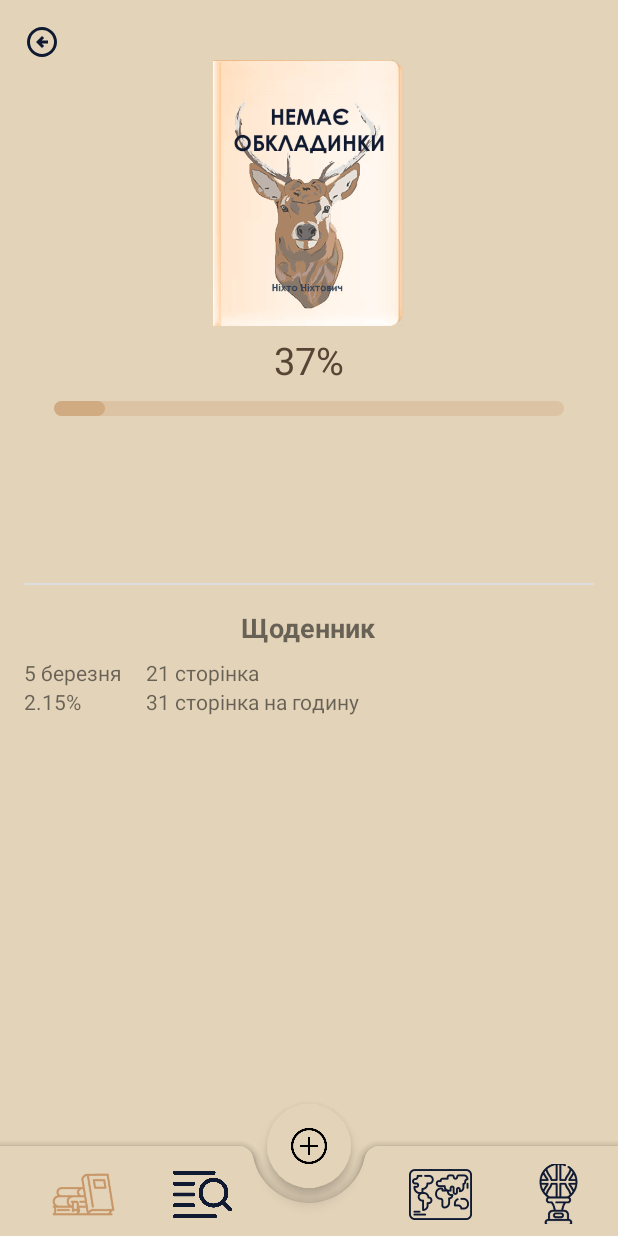
After one commit to DakotaOlha/BookVoyager, an Android app: the fragment BookTimerFragment placed in its activity, on a phone screen of 412 x 824 dp. The commit adds this screen. Run offline under Robolectric (Android 15) with nearby library versions, the phone set to English and light mode, and no system bars; our stand-ins replace Firebase (no records; nobody signed in at launch, a user with empty details on screens opened directly), Picasso; pictures from the network do not load.

Commit message:
Add book timer fragment and simple design

```diff
--- a/app/src/main/java/com/example/bookvoyager/BookAdapter.java
+++ b/app/src/main/java/com/example/bookvoyager/BookAdapter.java
@@ -11,6 +11,7 @@ import android.widget.TextView;
 import android.widget.Toast;
 
 import androidx.annotation.NonNull;
+import androidx.fragment.app.FragmentManager;
 import androidx.recyclerview.widget.RecyclerView;
 
 import com.squareup.picasso.Picasso;
@@ -20,7 +21,7 @@ import java.util.List;
 public class BookAdapter extends RecyclerView.Adapter<BookAdapter.BookViewHolder> {
 
     private List<Book> books;
-    private Context context;
+    private FragmentManager fragmentManager;
 
     public interface OnBookMenuClickListener {
         void onBookMenuClick(Book book, View anchorView);
@@ -28,12 +29,22 @@ public class BookAdapter extends RecyclerView.Adapter<BookAdapter.BookViewHolder
 
     private OnBookMenuClickListener menuClickListener;
 
+    public interface OnBookClickListener {
+        void onBookClick(Book book);
+    }
+    private OnBookClickListener bookClickListener;
+
+    public void setOnBookClickListener(OnBookClickListener listener) {
+        this.bookClickListener = listener;
+    }
+
     public void setOnBookMenuClickListener(OnBookMenuClickListener listener) {
         this.menuClickListener = listener;
     }
 
-    public BookAdapter(List<Book> books) {
+    public BookAdapter(List<Book> books, FragmentManager fragmentManager) {
         this.books = books;
+        this.fragmentManager = fragmentManager;
     }
 
     public void FilterList(List<Book> filteredList){
@@ -93,6 +104,19 @@ public class BookAdapter extends RecyclerView.Adapter<BookAdapter.BookViewHolder
                 menuClickListener.onBookMenuClick(book, holder.bookMenu);
             }
         });
+
+        holder.bookCover.setOnClickListener(v -> {
+            BookTimerFragment fragment = BookTimerFragment.newInstance(
+                    book.getTitle(),
+                    "37%",
+                    "Записилось 19 годин! 48 хвилин"
+            );
+
+            fragmentManager.beginTransaction()
+                    .replace(R.id.frame_layout, fragment)
+                    .addToBackStack(null)
+                    .commit();
+        });
     }
 
     @Override
--- /dev/null
+++ b/app/src/main/java/com/example/bookvoyager/BookTimerFragment.java
@@ -0,0 +1,47 @@
+package com.example.bookvoyager;
+
+import android.os.Bundle;
+import android.view.LayoutInflater;
+import android.view.View;
+import android.view.ViewGroup;
+import android.widget.TextView;
+
+import androidx.annotation.NonNull;
+import androidx.annotation.Nullable;
+import androidx.fragment.app.Fragment;
+
+public class BookTimerFragment extends Fragment {
+
+    private static final String ARG_TITLE = "title";
+    private static final String ARG_PROGRESS = "progress";
+    private static final String ARG_TIME_LOGGED = "time_logged";
+
+    public static BookTimerFragment newInstance(String title, String progress, String timeLogged) {
+        BookTimerFragment fragment = new BookTimerFragment();
+        Bundle args = new Bundle();
+        args.putString(ARG_TITLE, title);
+        args.putString(ARG_PROGRESS, progress);
+        args.putString(ARG_TIME_LOGGED, timeLogged);
+        fragment.setArguments(args);
+        return fragment;
+    }
+
+    @Nullable
+    @Override
+    public View onCreateView(@NonNull LayoutInflater inflater, @Nullable ViewGroup container,
+                             @Nullable Bundle savedInstanceState) {
+        View view = inflater.inflate(R.layout.fragment_book_timer, container, false);
+
+        TextView tvTitle = view.findViewById(R.id.tvBookTitle);
+        TextView tvProgress = view.findViewById(R.id.tvBookProgress);
+        TextView tvTimeLogged = view.findViewById(R.id.tvTimeLogged);
+
+        if (getArguments() != null) {
+            tvTitle.setText(getArguments().getString(ARG_TITLE));
+            tvProgress.setText(getArguments().getString(ARG_PROGRESS));
+            tvTimeLogged.setText(getArguments().getString(ARG_TIME_LOGGED));
+        }
+
+        return view;
+    }
+}
--- a/app/src/main/java/com/example/bookvoyager/MyBooksFragment.java
+++ b/app/src/main/java/com/example/bookvoyager/MyBooksFragment.java
@@ -78,7 +78,7 @@ public class MyBooksFragment extends Fragment {
     private void setupRecyclerView(View view) {
         recyclerView = view.findViewById(R.id.bookRecyclerView);
         recyclerView.setLayoutManager(new GridLayoutManager(getActivity(), 2));
-        bookAdapter = new BookAdapter(books);
+        bookAdapter = new BookAdapter(books, getParentFragmentManager());
         recyclerView.setAdapter(bookAdapter);
     }
 
@@ -108,22 +108,6 @@ public class MyBooksFragment extends Fragment {
                 return false;
             });
             popup.show();
-        });
-    }
-
-    private void clickOnBookCover() {
-        bookAdapter.setOnBookClickListener(book -> {
-            ReadingFragment fragment = ReadingFragment.newInstance(
-                    book.getTitle(),
-                    book.getAuthor(),
-                    book.getDescription()
-            );
-
-            requireActivity().getSupportFragmentManager()
-                    .beginTransaction()
-                    .replace(R.id.fragment_container, fragment)
-                    .addToBackStack(null)
-                    .commit();
         });
     }
 
--- a/app/src/main/java/com/example/bookvoyager/ReadingFragment.java
+++ b/app/src/main/java/com/example/bookvoyager/ReadingFragment.java
@@ -39,7 +39,7 @@ public class ReadingFragment extends Fragment {
         if (getArguments() != null) {
             titleView.setText(getArguments().getString(ARG_TITLE));
             authorView.setText(getArguments().getString(ARG_AUTHOR));
-            contentView.setText(getArguments().getString(ARG_DESCRIPTION)); // Поки що замість контенту – опис
+            contentView.setText(getArguments().getString(ARG_DESCRIPTION));
         }
 
         return view;
--- /dev/null
+++ b/app/src/main/res/drawable/progress_bar_reading.xml
@@ -0,0 +1,18 @@
+<?xml version="1.0" encoding="utf-8"?>
+<layer-list xmlns:android="http://schemas.android.com/apk/res/android">
+    <item android:id="@android:id/background">
+        <shape android:shape="rectangle">
+            <solid android:color="#DCC3A3" /> <!-- Колір фону -->
+            <corners android:radius="10dp" />
+        </shape>
+    </item>
+
+    <item android:id="@android:id/progress">
+        <scale android:scaleWidth="100%">
+            <shape android:shape="rectangle">
+                <solid android:color="#90C89768"/> <!-- Колір заповнення -->
+                <corners android:radius="10dp" />
+            </shape>
+        </scale>
+    </item>
+</layer-list>
--- /dev/null
+++ b/app/src/main/res/layout/fragment_book_timer.xml
@@ -0,0 +1,113 @@
+<?xml version="1.0" encoding="utf-8"?>
+<LinearLayout xmlns:android="http://schemas.android.com/apk/res/android"
+    xmlns:app="http://schemas.android.com/apk/res-auto"
+    android:layout_width="match_parent"
+    android:layout_height="match_parent"
+    android:orientation="vertical"
+    android:padding="16dp"
+    android:background="@color/Background"
+    android:gravity="center_horizontal">
+
+    <ImageButton
+        android:id="@+id/button_back"
+        android:layout_width="wrap_content"
+        android:layout_height="wrap_content"
+        android:background="?attr/selectableItemBackgroundBorderless"
+        android:contentDescription="Back"
+        android:src="@drawable/arrow_circle_left"
+        android:layout_gravity="start"
+        />
+
+    <ImageView
+        android:id="@+id/imageView5"
+        android:layout_width="130dp"
+        android:layout_height="177dp"
+        android:src="@drawable/none_cover" />
+
+    <TextView
+        android:id="@+id/textView2"
+        android:layout_width="wrap_content"
+        android:layout_height="wrap_content"
+        android:text="37%"
+        android:textSize="25dp"
+        android:textColor="@color/BlackBrown"
+        android:layout_marginTop="5dp"/>
+
+    <ProgressBar
+        android:id="@+id/xpProgressBa"
+        style="?android:attr/progressBarStyleHorizontal"
+        android:layout_width="match_parent"
+        android:layout_marginStart="20dp"
+        android:layout_marginEnd="20dp"
+        android:layout_height="10dp"
+        android:layout_marginTop="10dp"
+        android:max="100"
+        android:progress="10"
+        android:progressDrawable="@drawable/progress_bar_reading"
+        />
+
+    <TextView
+        android:id="@+id/tvBookTitle"
+        android:layout_width="wrap_content"
+        android:layout_height="wrap_content"
+        android:textSize="24sp"
+        android:textStyle="bold"/>
+
+    <TextView
+        android:id="@+id/tvBookProgress"
+        android:layout_width="wrap_content"
+        android:layout_height="wrap_content"
+        android:layout_marginTop="8dp"
+        android:textSize="18sp"/>
+
+    <TextView
+        android:id="@+id/tvTimeLogged"
+        android:layout_width="wrap_content"
+        android:layout_height="wrap_content"
+        android:layout_marginTop="8dp"
+        android:textSize="16sp"/>
+
+    <View
+        android:layout_width="match_parent"
+        android:layout_height="1dp"
+        android:layout_marginVertical="16dp"
+        android:background="#DDD"/>
+
+    <TextView
+        android:layout_width="wrap_content"
+        android:layout_height="wrap_content"
+        android:text="Щоденник"
+        android:textSize="18sp"
+        android:textStyle="bold"/>
+
+    <TableLayout
+        android:layout_width="match_parent"
+        android:layout_height="wrap_content"
+        android:layout_marginTop="8dp">
+
+        <TableRow>
+            <TextView
+                android:layout_width="wrap_content"
+                android:layout_height="wrap_content"
+                android:text="5 березня"/>
+            <TextView
+                android:layout_width="wrap_content"
+                android:layout_height="wrap_content"
+                android:layout_marginStart="16dp"
+                android:text="21 сторінка"/>
+        </TableRow>
+
+        <TableRow>
+            <TextView
+                android:layout_width="wrap_content"
+                android:layout_height="wrap_content"
+                android:text="2.15%"/>
+            <TextView
+                android:layout_width="wrap_content"
+                android:layout_height="wrap_content"
+                android:layout_marginStart="16dp"
+                android:text="31 сторінка на годину"/>
+        </TableRow>
+    </TableLayout>
+
+</LinearLayout>
--- a/app/src/main/res/layout/fragment_reading.xml
+++ b/app/src/main/res/layout/fragment_reading.xml
@@ -3,7 +3,7 @@
     android:id="@+id/readingFragmentRoot"
     android:layout_width="match_parent"
     android:layout_height="match_parent"
-    android:background="#FFFFFF"
+    android:background="@color/Background"
     android:padding="16dp">
 
     <ScrollView
```
